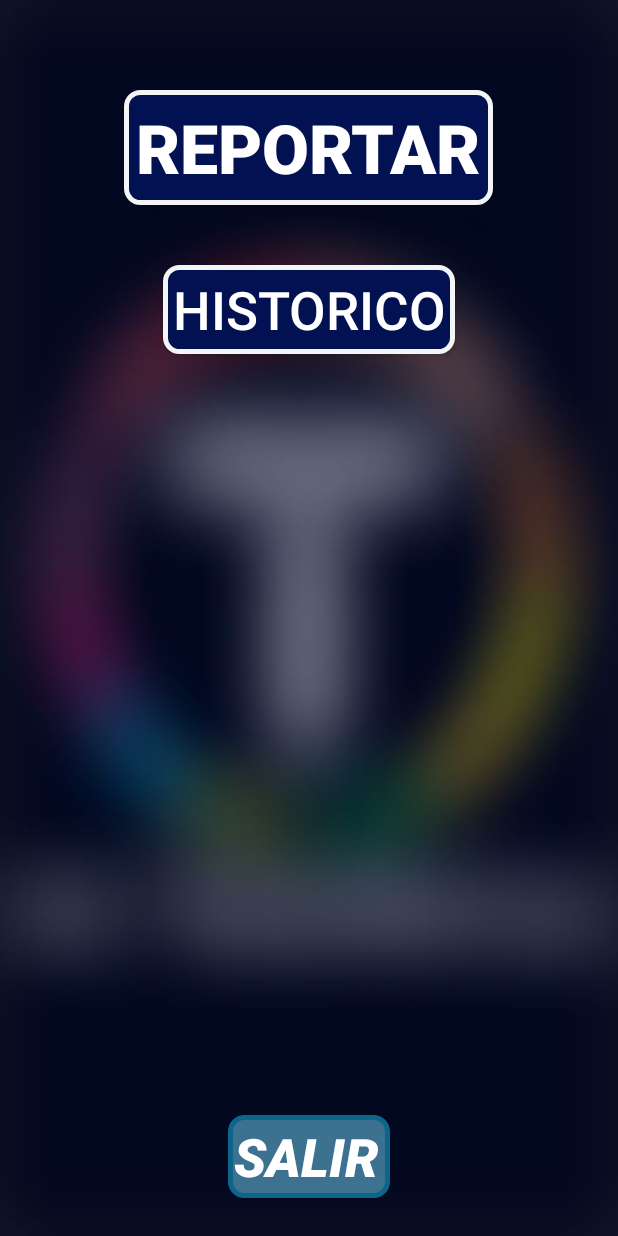
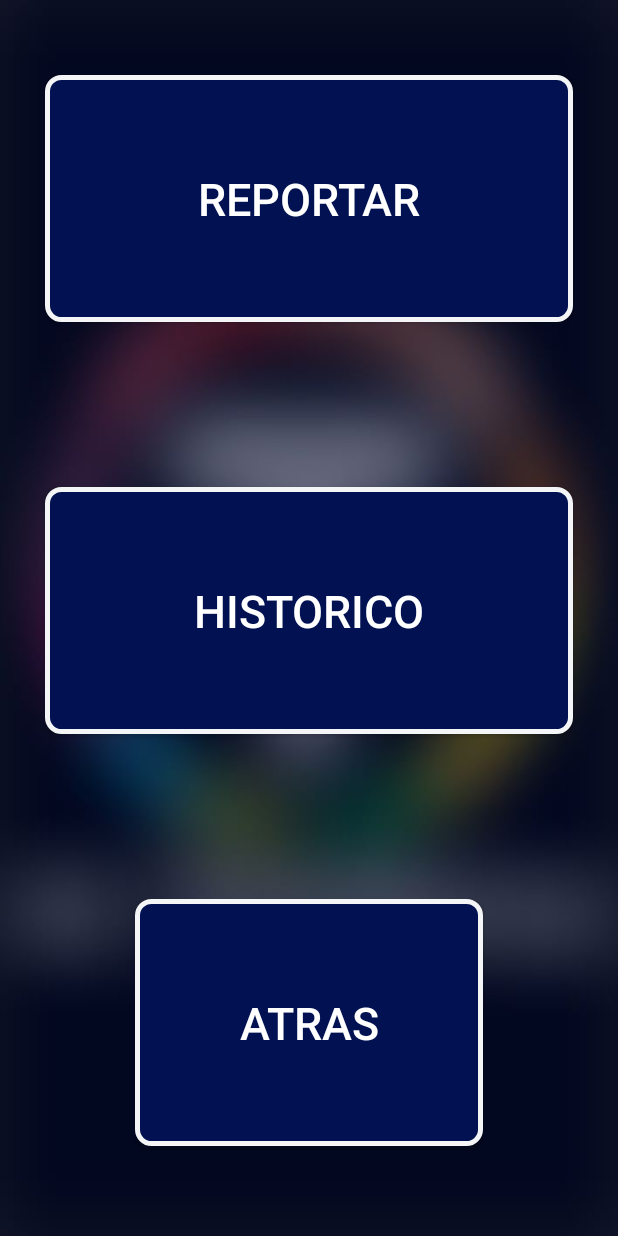
Before and after one commit to Chuchi/Bazar, an Android app: the MainActivity screen opened directly, with no data from a screen before it, on a phone screen of 412 x 824 dp. Run offline under Robolectric (Android 15) with nearby library versions, the phone set to English and light mode, and no system bars.

Commit message:
Despues de almorzar

```diff
--- a/app/src/main/res/layout/activity_main.xml
+++ b/app/src/main/res/layout/activity_main.xml
@@ -9,54 +9,67 @@
     tools:context="com.sincro.allup.MainActivity">
 
 
+    <LinearLayout
+        android:layout_width="match_parent"
+        android:layout_height="match_parent"
+        android:orientation="vertical">
+
+
         <Button
             android:id="@+id/BTN101"
-        android:layout_width="wrap_content"
-        android:layout_height="wrap_content"
-        android:layout_alignParentTop="true"
-        android:layout_centerHorizontal="true"
-        android:layout_marginTop="60dp"
+            android:layout_width="match_parent"
+            android:layout_height="match_parent"
+            android:layout_gravity="center_horizontal"
+            android:layout_marginBottom="60dp"
+            android:layout_marginEnd="30dp"
+            android:layout_marginStart="30dp"
+            android:layout_marginTop="50dp"
+            android:layout_weight="1"
             android:background="@drawable/rounded_corner2"
             android:padding="8dp"
             android:text="@string/Reportar"
             android:textAlignment="center"
             android:textColor="@android:color/white"
-        android:textSize="45sp"
-        android:textStyle="bold"
+            android:textSize="30sp"
             android:visibility="visible"/>
 
     <Button
         android:id="@+id/BTN102"
-        android:layout_width="wrap_content"
-        android:layout_height="wrap_content"
-        android:layout_alignParentStart="false"
-        android:layout_below="@+id/BTN101"
-        android:layout_centerHorizontal="true"
-        android:layout_marginTop="40dp"
+        android:layout_width="match_parent"
+        android:layout_height="match_parent"
+        android:layout_gravity="center_horizontal"
+        android:layout_marginBottom="60dp"
+        android:layout_marginEnd="30dp"
+        android:layout_marginStart="30dp"
+        android:layout_marginTop="50dp"
+        android:layout_weight="1"
         android:background="@drawable/rounded_corner2"
-        android:padding="6dp"
+        android:padding="8dp"
         android:text="@string/Historico"
         android:textAlignment="center"
         android:textColor="@android:color/white"
-        android:textSize="35sp"
+        android:textSize="30sp"
         android:visibility="visible"/>
+
 
     <Button
         android:id="@+id/BTN104"
-        android:layout_width="wrap_content"
-        android:layout_height="wrap_content"
-        android:layout_alignParentBottom="true"
-        android:layout_centerHorizontal="true"
-        android:layout_marginBottom="25dp"
-        android:layout_marginTop="60dp"
-        android:background="@drawable/rounded_corner"
-        android:padding="4dp"
-        android:paddingEnd="7dp"
-        android:text="@string/Salir"
+        android:layout_width="match_parent"
+        android:layout_height="match_parent"
+        android:layout_gravity="center_horizontal"
+        android:layout_marginBottom="60dp"
+        android:layout_marginEnd="90dp"
+        android:layout_marginStart="90dp"
+        android:layout_marginTop="50dp"
+        android:layout_weight="1"
+        android:background="@drawable/rounded_corner2"
+        android:padding="8dp"
+        android:text="@string/Atras"
         android:textAlignment="center"
         android:textColor="@android:color/white"
-        android:textSize="35sp"
-        android:textStyle="bold|italic"
+        android:textSize="30sp"
         android:visibility="visible"/>
 
+    </LinearLayout>
+
 </RelativeLayout>
--- a/app/src/main/res/values/strings.xml
+++ b/app/src/main/res/values/strings.xml
@@ -15,6 +15,7 @@
     <string name="Operaciones">Operaciones</string>
     <string name="Mantenimiento">Mantenimiento</string>
     <string name="Historico">Historico</string>
+    <string name="Atras">Atras</string>
     <string name="Reportar">Reportar</string>
 
 
```
Also changed, not shown: app/src/main/java/com/sincro/allup/Historicos.java (+45 -20 lines), app/src/main/res/layout/activity_departamentos.xml (+34 -28 lines), app/src/main/res/layout/activity_historicos.xml (+51 -17 lines), app/src/main/res/layout/reporta.xml (+14 -17 lines). Lines whose indentation alone changed are shown as unchanged.
